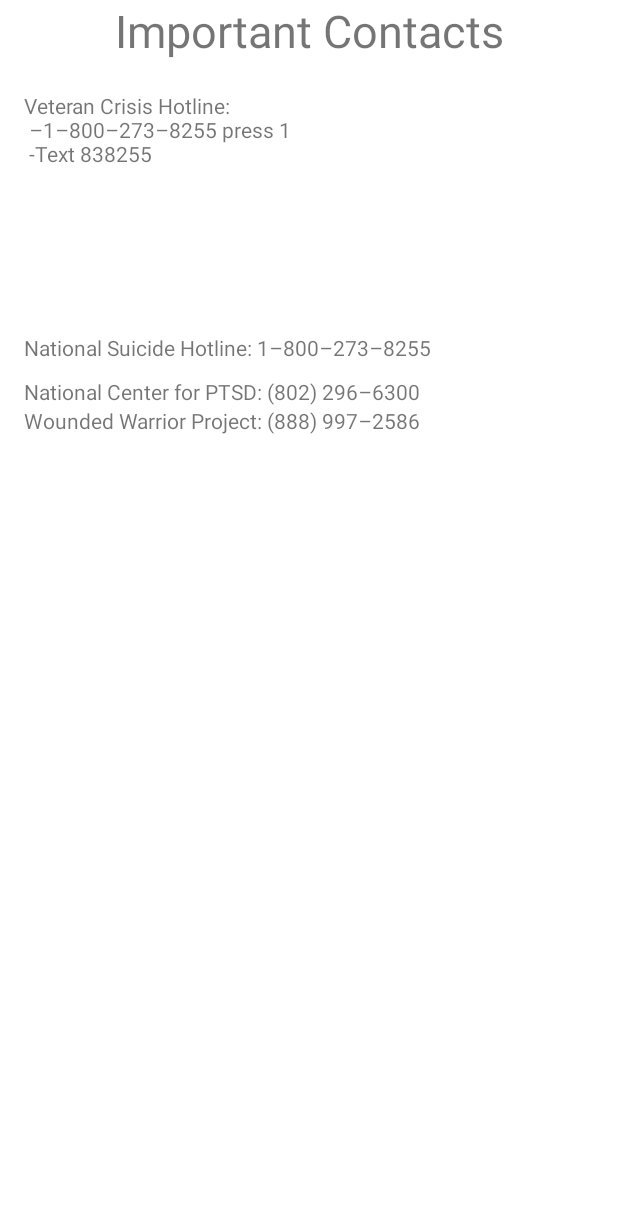
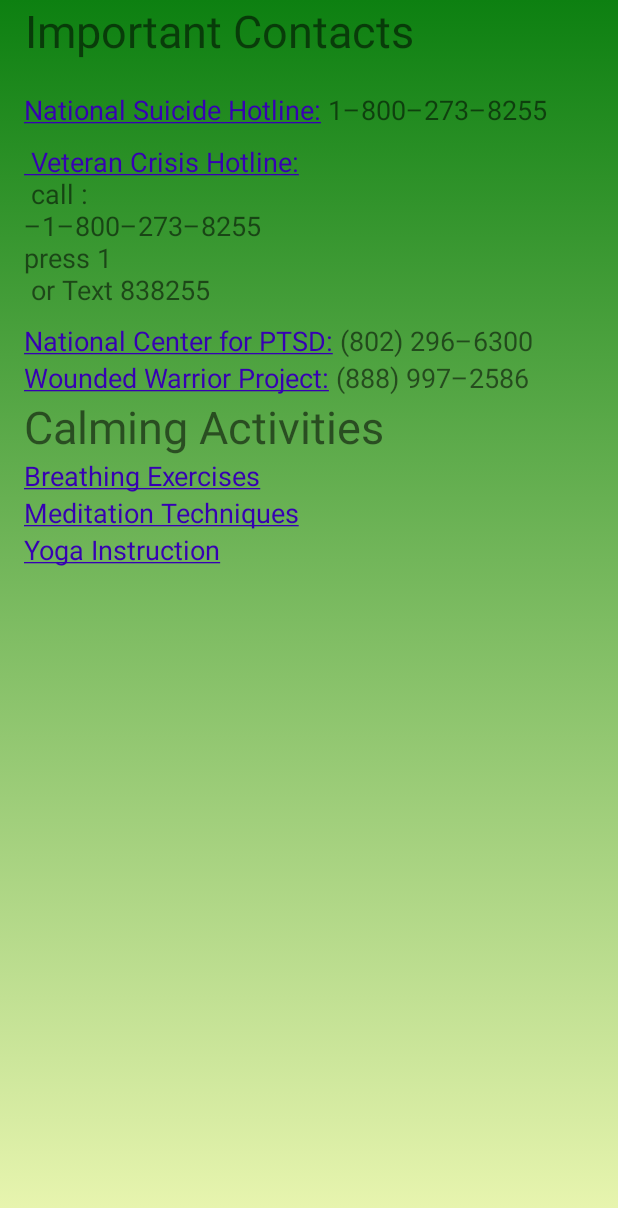
Before and after one commit to granttg2/cis400_ptsd, an Android app: the Learn screen opened directly, with no data from a screen before it, on a phone screen of 412 x 824 dp. Shown: the top 1208 px of the screen. Run offline under Robolectric (Android 15) with nearby library versions, the light colour scheme and no system bars.

Commit message:
Learn tab update
Change background, make dead links (Still need to be filled out, but they look better. )

```diff
--- a/app/build.gradle
+++ b/app/build.gradle
@@ -40,5 +40,6 @@
     androidTestImplementation 'androidx.test.espresso:espresso-core:3.4.0'
     implementation "com.google.code.gson:gson:2.8.6"
     implementation 'com.google.android.gms:play-services-maps:17.0.1'
+    implementation 'com.google.android.gms:play-services-location:18.0.0'
 
 }
--- a/app/src/main/AndroidManifest.xml
+++ b/app/src/main/AndroidManifest.xml
@@ -1,7 +1,10 @@
 <?xml version="1.0" encoding="utf-8"?>
 <manifest xmlns:android="http://schemas.android.com/apk/res/android"
     package="com.example.cis400_ptsd">
-
+    <uses-permission android:name="android.permission.INTERNET" />
+    <uses-permission android:name="android.permission.ACCESS_NETWORK_STATE" />
+    <uses-permission android:name="android.permission.ACCESS_COARSE_LOCATION" />
+    <uses-permission android:name="android.permission.ACCESS_FINE_LOCATION" />
     <application
         android:allowBackup="true"
         android:icon="@mipmap/ic_launcher"
@@ -15,7 +18,8 @@
         <!-- added for the new game windows -->
         <activity android:name=".Game1"/>
         <activity android:name=".Game2"/>
-        <activity android:name=".MapMain"/>
+        <activity android:name=".MapMain"
+            />
         <meta-data
             android:name="com.google.android.geo.API_KEY"
             android:value="${MAPS_API_KEY}" />
--- a/app/src/main/java/com/example/cis400_ptsd/Learn.java
+++ b/app/src/main/java/com/example/cis400_ptsd/Learn.java
@@ -10,8 +10,9 @@
         setContentView(R.layout.activity_learn);
         TextView contact_text = findViewById(R.id.contacts);
         TextView vet_crisis_text = findViewById(R.id.veteranCrisis);
+        TextView center_for_ptsd_text = findViewById(R.id.nationalPTSD);
         TextView suicide_hotline_text = findViewById(R.id.suicideHotline);
-        TextView center_for_ptsd_text = findViewById(R.id.woundedWarriors);
+        TextView wounded_warrior_text = findViewById(R.id.woundedWarriors);
 
     }
 }
--- a/app/src/main/java/com/example/cis400_ptsd/MapMain.java
+++ b/app/src/main/java/com/example/cis400_ptsd/MapMain.java
@@ -2,7 +2,21 @@
 
 import androidx.appcompat.app.AppCompatActivity;
 
+import android.Manifest;
 import android.os.Bundle;
+
+
+import android.content.pm.PackageManager;
+import android.location.Location;
+
+
+import androidx.annotation.NonNull;
+import androidx.appcompat.app.AppCompatActivity;
+import androidx.core.app.ActivityCompat;
+
+import com.google.android.gms.location.FusedLocationProviderClient;
+import com.google.android.gms.location.LocationServices;
+import com.google.android.gms.tasks.OnSuccessListener;
 
 import com.google.android.gms.maps.CameraUpdateFactory;
 import com.google.android.gms.maps.GoogleMap;
@@ -15,6 +29,10 @@
 public class MapMain extends AppCompatActivity implements OnMapReadyCallback {
 
     private GoogleMap mMap;
+    int REQUEST_LOCATION_PERMISSION = 1;
+    public Location mLastLocation;
+    public FusedLocationProviderClient mFusedLocationClient;
+
 
     @Override
     protected void onCreate(Bundle savedInstanceState) {
@@ -39,12 +57,17 @@
     @Override
     public void onMapReady(GoogleMap googleMap) {
         mMap = googleMap;
+        LatLng cuse = new LatLng(43.0392, -76.1351);
+        mMap.addMarker(new MarkerOptions()
+                .position(cuse)
+                .title(""));
+        mMap.moveCamera(CameraUpdateFactory.newLatLng(cuse));
 
-        // Add a marker in Sydney and move the camera
-        LatLng sydney = new LatLng(-34, 151);
-        mMap.addMarker(new MarkerOptions()
-                .position(sydney)
-                .title("Marker in Sydney"));
-        mMap.moveCamera(CameraUpdateFactory.newLatLng(sydney));
+
     }
+
+
+
+
+
 }
--- a/app/src/main/res/layout/activity_learn.xml
+++ b/app/src/main/res/layout/activity_learn.xml
@@ -4,8 +4,21 @@
     xmlns:app="http://schemas.android.com/apk/res-auto"
     android:layout_height="match_parent"
     android:id="@+id/contactInfo"
+    android:background="@drawable/background_2"
+    android:gravity="center"
+    android:orientation="vertical"
+    android:theme="@style/Theme.Cis400_ptsd"
     xmlns:tools="http://schemas.android.com/tools"
     tools:context=".Learn">
+
+    <LinearLayout
+        android:layout_width="match_parent"
+        android:layout_height="match_parent"
+        android:orientation="vertical"
+        app:layout_constraintEnd_toEndOf="parent"
+        app:layout_constraintHorizontal_bias="0.0"
+        app:layout_constraintStart_toStartOf="parent"
+        tools:layout_editor_absoluteY="150dp">
 
         <TextView
             android:id="@+id/contacts"
@@ -14,22 +27,12 @@
             android:layout_marginBottom="20dp"
             android:text="@string/important_contacts"
             android:textAlignment="center"
+            android:layout_marginStart="16dp"
             android:textSize="30sp"
             app:layout_constraintBottom_toTopOf="@+id/veteranCrisis"
             app:layout_constraintEnd_toEndOf="parent"
             app:layout_constraintStart_toStartOf="parent"
-    app:layout_constraintTop_toTopOf="parent"></TextView>
-
-<TextView
-    android:id="@+id/veteranCrisis"
-    android:layout_width="180dp"
-    android:layout_height="0dp"
-    android:layout_marginStart="16dp"
-    android:layout_marginBottom="9dp"
-    android:text="@string/vet_crisis_hotline"
-    app:layout_constraintBottom_toTopOf="@+id/suicideHotline"
-    app:layout_constraintStart_toStartOf="parent"
-    app:layout_constraintTop_toBottomOf="@+id/contacts"></TextView>
+            app:layout_constraintTop_toTopOf="parent" />
 
         <TextView
             android:id="@+id/suicideHotline"
@@ -37,32 +40,87 @@
             android:layout_height="wrap_content"
             android:layout_marginStart="16dp"
             android:layout_marginBottom="10dp"
+            android:textSize="18sp"
+            android:textColorLink="@color/purple_700"
+
             android:text="@string/national_suicide_hotline"
             app:layout_constraintBottom_toTopOf="@+id/nationalPTSD"
             app:layout_constraintStart_toStartOf="parent"
-    app:layout_constraintTop_toBottomOf="@+id/veteranCrisis"></TextView>
+            app:layout_constraintTop_toBottomOf="@+id/veteranCrisis" />
+
+        <TextView
+            android:id="@+id/veteranCrisis"
+            android:layout_width="189dp"
+            android:layout_height="wrap_content"
+            android:layout_marginStart="16dp"
+            android:layout_marginBottom="9dp"
+
+            android:text="@string/vet_crisis_hotline"
+            android:textSize="18sp"
+            android:textColorLink="@color/purple_700"
+            app:layout_constraintBottom_toTopOf="@+id/suicideHotline"
+            app:layout_constraintStart_toStartOf="parent"
+            app:layout_constraintTop_toBottomOf="@+id/contacts" />
 
         <TextView
             android:id="@+id/nationalPTSD"
             android:layout_width="wrap_content"
             android:layout_height="wrap_content"
             android:layout_marginStart="16dp"
-    android:layout_marginBottom="553dp"
+            android:textSize="18sp"
+            android:textColorLink="@color/purple_700"
             android:text="@string/national_center_for_PTSD"
-    app:layout_constraintBottom_toBottomOf="parent"
-    app:layout_constraintStart_toStartOf="parent"
-    app:layout_constraintTop_toBottomOf="@+id/suicideHotline"></TextView>
+            app:layout_constraintTop_toBottomOf="@+id/suicideHotline" />
 
         <TextView
             android:id="@+id/woundedWarriors"
             android:layout_width="wrap_content"
             android:layout_height="wrap_content"
             android:layout_marginStart="16dp"
-    android:layout_marginBottom="570dp"
+            android:textSize="18sp"
+            android:textColorLink="@color/purple_700"
+
             android:text="@string/wounded_warrior"
-    app:layout_constraintBottom_toBottomOf="parent"
-    app:layout_constraintStart_toStartOf="parent"
-    app:layout_constraintTop_toBottomOf="@+id/nationalPTSD"
-    app:layout_constraintVertical_bias="0.0"></TextView>
+            app:layout_constraintTop_toBottomOf="@+id/nationalPTSD" />
 
+        <TextView
+            android:id="@+id/other"
+            android:layout_width="wrap_content"
+            android:layout_height="wrap_content"
+            android:layout_marginStart="16dp"
+            android:textSize="30sp"
+            android:text="@string/other_text"
+            app:layout_constraintTop_toBottomOf="@+id/woundedWarriors" />
+
+        <TextView
+            android:id="@+id/breathing"
+            android:layout_width="wrap_content"
+            android:layout_height="wrap_content"
+            android:layout_marginStart="16dp"
+            android:textSize="18sp"
+            android:textColorLink="@color/purple_700"
+            android:text="@string/breathing_text"
+            app:layout_constraintTop_toBottomOf="@+id/other" />
+        <TextView
+            android:id="@+id/meditation"
+            android:layout_width="wrap_content"
+            android:layout_height="wrap_content"
+            android:layout_marginStart="16dp"
+            android:textSize="18sp"
+            android:textColorLink="@color/purple_700"
+            android:text="@string/meditation_text"
+            app:layout_constraintTop_toBottomOf="@+id/breathing" />
+
+        <TextView
+            android:id="@+id/yoga"
+            android:layout_width="wrap_content"
+            android:layout_height="wrap_content"
+            android:layout_marginStart="16dp"
+            android:text="@string/yoga_text"
+            android:textSize="18sp"
+            android:textColorLink="@color/purple_700"
+            app:layout_constraintTop_toBottomOf="@+id/meditation" />
+
+
+    </LinearLayout>
 </androidx.constraintlayout.widget.ConstraintLayout>
--- a/app/src/main/res/layout/activity_map.xml
+++ b/app/src/main/res/layout/activity_map.xml
@@ -1,6 +1,7 @@
 <?xml version="1.0" encoding="utf-8"?>
 <androidx.constraintlayout.widget.ConstraintLayout xmlns:android="http://schemas.android.com/apk/res/android"
     xmlns:app="http://schemas.android.com/apk/res-auto"
+
     xmlns:tools="http://schemas.android.com/tools"
     android:layout_width="match_parent"
     android:layout_height="match_parent"
--- a/app/src/main/res/values/strings.xml
+++ b/app/src/main/res/values/strings.xml
@@ -16,13 +16,17 @@
     <!--Map strings-->
     <!--Contact strings-->
     <string name="important_contacts">Important Contacts</string>
-    <string name="vet_crisis_hotline">Veteran Crisis Hotline: \n –1–800–273–8255 press 1 \n -Text 838255</string>
-    <string name="national_suicide_hotline">National Suicide Hotline: 1–800–273–8255</string>
-    <string name="national_center_for_PTSD">National Center for PTSD: (802) 296–6300</string>
-    <string name="wounded_warrior">Wounded Warrior Project: (888) 997–2586</string>
+    <string name="other_text">Calming Activities</string>
+    <string name="vet_crisis_hotline"><a href= "https://www.veteranscrisisline.net/"> Veteran Crisis Hotline:</a> \n call : –1–800–273–8255  press 1 \n or Text 838255</string>
+    <string name="national_suicide_hotline"><a href= "https://www.veteranscrisisline.net/">National Suicide Hotline:</a> 1–800–273–8255</string>
+    <string name="national_center_for_PTSD"><a href= "https://www.veteranscrisisline.net/">National Center for PTSD:</a> (802) 296–6300</string>
+    <string name="wounded_warrior"><a href= "https://www.veteranscrisisline.net/">Wounded Warrior Project:</a> (888) 997–2586</string>
+    <string name="breathing_text"><a href= "https://www.veteranscrisisline.net/">Breathing Exercises</a></string>
+    <string name="meditation_text"><a href= "https://www.veteranscrisisline.net/">Meditation Techniques</a> </string>
+    <string name="yoga_text"><a href= "https://www.veteranscrisisline.net/">Yoga Instruction</a> </string>
     <!--Game strings-->
-    <string name="game_1_text">Sand Fill</string>
-    <string name="game_2_text">Sand Slice</string>
+    <string name="game_2_text">Sand Fill</string>
+    <string name="game_1_text">Sand Slice</string>
     <string name="games_welcome_message">Welcome to Games</string>
 
 </resources>
--- a/build.gradle
+++ b/build.gradle
@@ -5,7 +5,7 @@
         mavenCentral()
     }
     dependencies {
-        classpath "com.android.tools.build:gradle:7.0.1"
+        classpath 'com.android.tools.build:gradle:7.0.3'
 
         classpath "com.google.android.libraries.mapsplatform.secrets-gradle-plugin:secrets-gradle-plugin:2.0.0"
         // NOTE: Do not place your application dependencies here; they belong
```
Lines whose indentation alone changed are shown as unchanged.
